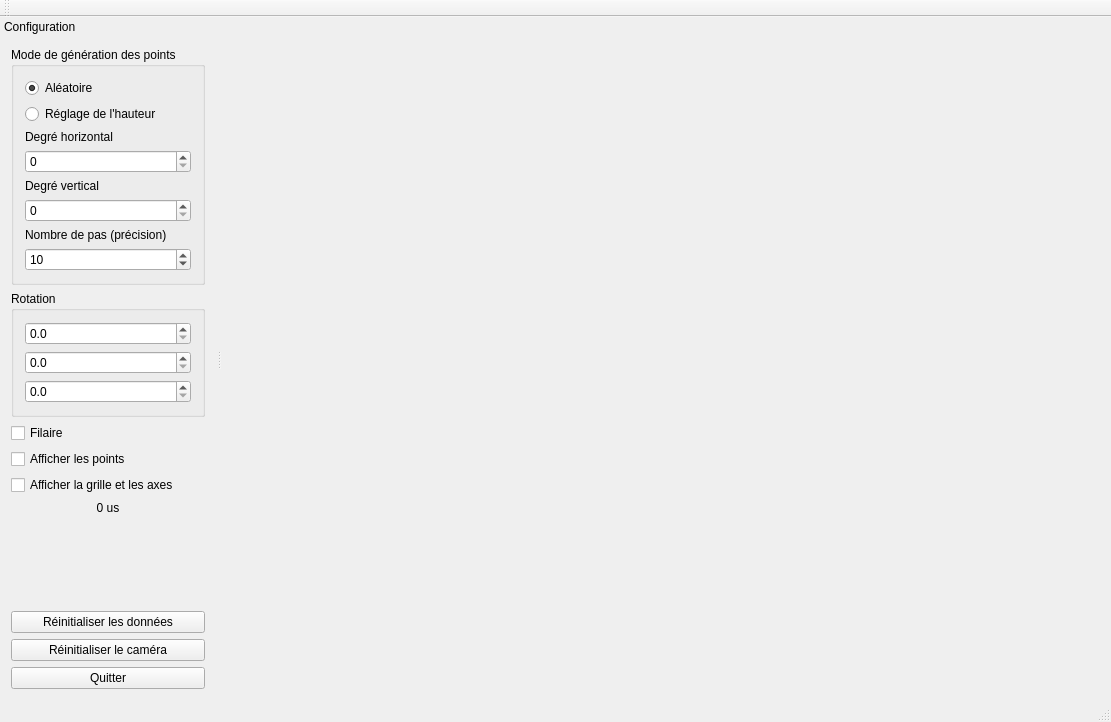
PrLayton/BezierSurfacesAndQuaternions, file Maths5ABezierQuaternions/form/maths5a_bezierquaternions.ui: the form before one commit.
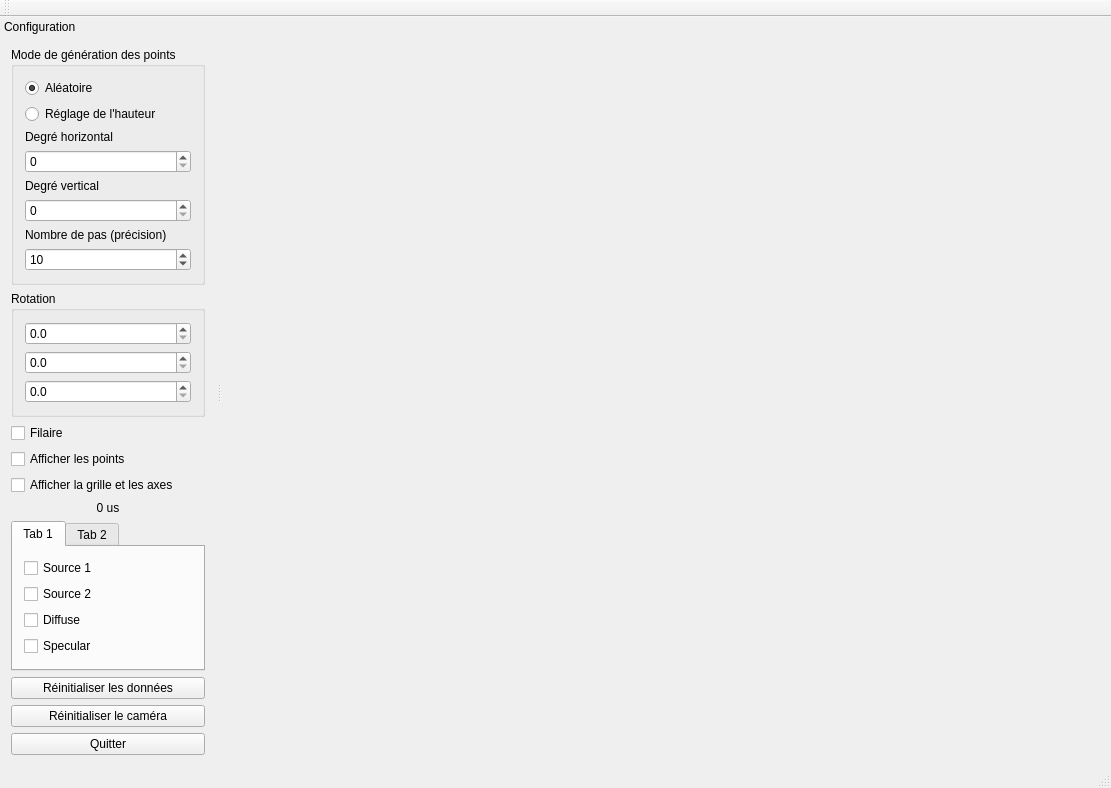
The form after the commit.

Commit message: Seconde light et gestion des lights dans l'interface

```diff
--- a/Maths5ABezierQuaternions/form/maths5a_bezierquaternions.ui
+++ b/Maths5ABezierQuaternions/form/maths5a_bezierquaternions.ui
@@ -216,6 +216,50 @@
        </property>
       </widget>
      </item>
+     <item>
+      <widget class="QTabWidget" name="tabWidget">
+       <widget class="QWidget" name="tab">
+        <attribute name="title">
+         <string>Tab 1</string>
+        </attribute>
+        <layout class="QVBoxLayout" name="verticalLayout_4">
+         <item>
+          <widget class="QCheckBox" name="checkBox_0">
+           <property name="text">
+            <string>Source 1</string>
+           </property>
+          </widget>
+         </item>
+         <item>
+          <widget class="QCheckBox" name="checkBox_1">
+           <property name="text">
+            <string>Source 2</string>
+           </property>
+          </widget>
+         </item>
+         <item>
+          <widget class="QCheckBox" name="checkBox_2">
+           <property name="text">
+            <string>Diffuse</string>
+           </property>
+          </widget>
+         </item>
+         <item>
+          <widget class="QCheckBox" name="checkBox_3">
+           <property name="text">
+            <string>Specular</string>
+           </property>
+          </widget>
+         </item>
+        </layout>
+       </widget>
+       <widget class="QWidget" name="tab_2">
+        <attribute name="title">
+         <string>Tab 2</string>
+        </attribute>
+       </widget>
+      </widget>
+     </item>
      <item>
       <spacer name="verticalSpacer">
        <property name="orientation">
```
The commit also changes 3 other files.
